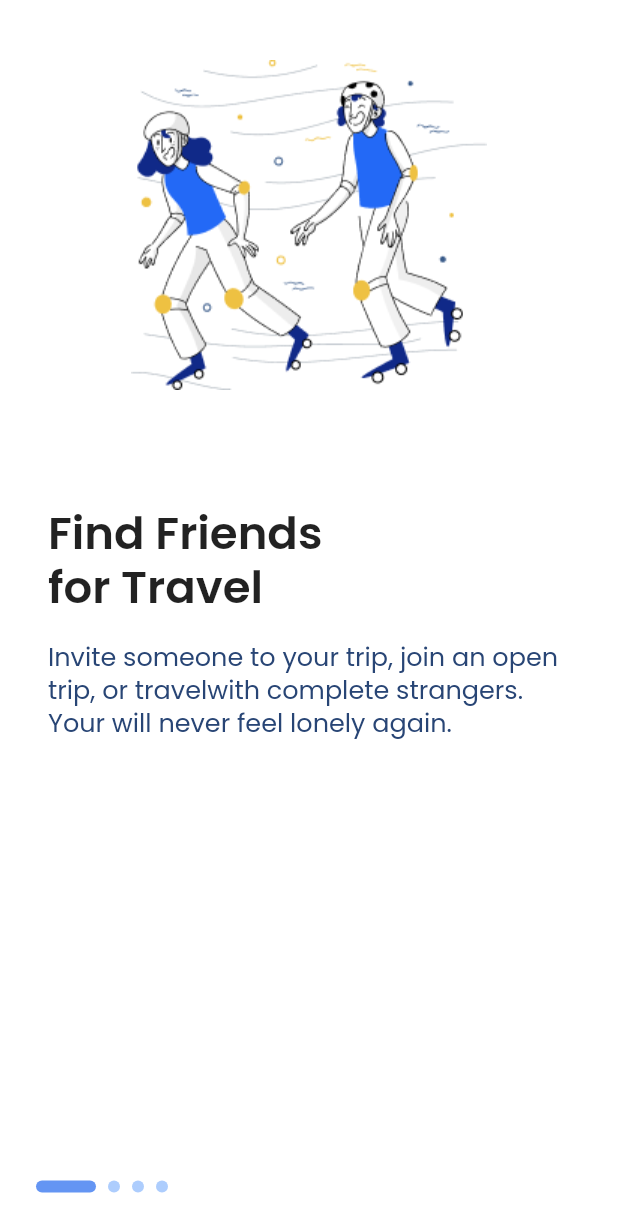
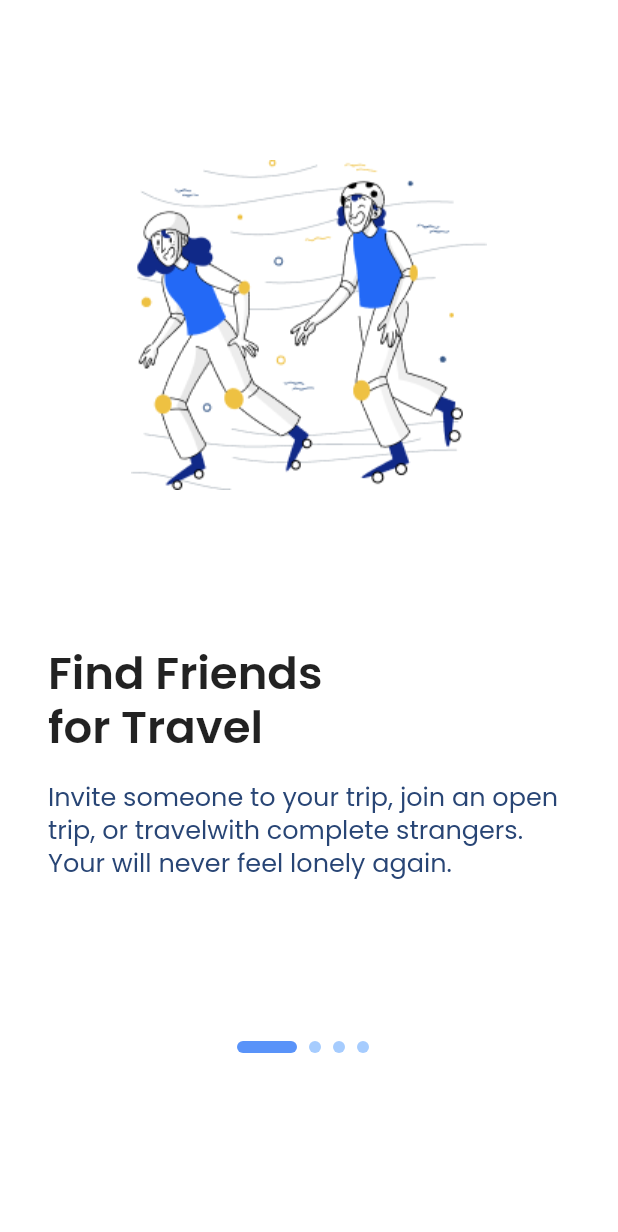
Before and after one commit to ashidiqidimas/gather, a Flutter app: the screen it shows after launch, on a phone screen of 412 x 824 dp. Shown: the top 1232 px of the screen. Run offline on Flutter 3.47's test engine with Material 2 defaults, Android fonts, the phone set to English and light mode, and no system bars; drawn by our look-alikes of smooth_page_indicator.

Commit message:
Added bacl button

```diff
--- a/lib/ui/screens/on_boarding_screen.dart
+++ b/lib/ui/screens/on_boarding_screen.dart
@@ -1,7 +1,7 @@
 import 'package:flutter/material.dart';
 import 'package:smooth_page_indicator/smooth_page_indicator.dart';
 
-import '../styles/gather_text_style.dart';
+import '../styles/all_styles.dart';
 
 class OnBoardingScreen extends StatefulWidget {
   const OnBoardingScreen({Key? key}) : super(key: key);
@@ -11,17 +11,18 @@ class OnBoardingScreen extends StatefulWidget {
 }
 
 class _OnBoardingScreenState extends State<OnBoardingScreen> {
-  late PageController controller;
+  late PageController _controller;
+  int _pageIndex = 0;
 
   @override
   void initState() {
-    controller = PageController(initialPage: 0);
+    _controller = PageController(initialPage: 0);
     super.initState();
   }
 
   @override
   void dispose() {
-    controller.dispose();
+    _controller.dispose();
     super.dispose();
   }
 
@@ -34,7 +35,12 @@ class _OnBoardingScreenState extends State<OnBoardingScreen> {
             bottom: 130,
           ),
           child: PageView(
-            controller: controller,
+            onPageChanged: (index) {
+              setState(() {
+                _pageIndex = index;
+              });
+            },
+            controller: _controller,
             children: [
               buildOnBoardingPage(
                   image: 'assets/shared/images/on_boarding_img_1.png',
@@ -43,21 +49,21 @@ class _OnBoardingScreenState extends State<OnBoardingScreen> {
                       'Invite someone to your trip, join an open trip, or travel'
                       'with complete strangers. Your will never feel lonely again.'),
               buildOnBoardingPage(
-                image: 'assets/shared/images/on_boarding_img_1.png',
+                image: 'assets/shared/images/on_boarding_img_2.png',
                 title: 'Find Hidden\nGems Near You',
                 description:
                     'See places your friends travel to or explore what is '
                     'trending near you. You will never running out of places to go.',
               ),
               buildOnBoardingPage(
-                image: 'assets/shared/images/on_boarding_img_1.png',
+                image: 'assets/shared/images/on_boarding_img_3.png',
                 title: 'Book Ticket\nEasily',
                 description:
                     'Book your ticket with one click at home, then scan your '
                     'e-ticket at the locket. Travel can’t get easier than this.',
               ),
               buildOnBoardingPage(
-                  image: 'assets/shared/images/on_boarding_img_1.png',
+                  image: 'assets/shared/images/on_boarding_img_4.png',
                   title: 'Pay Split Bills\nEasily',
                   description:
                       'We automatically calculate the bills and charge everyone for '
@@ -80,15 +86,11 @@ class _OnBoardingScreenState extends State<OnBoardingScreen> {
       child: Column(
         mainAxisAlignment: MainAxisAlignment.start,
         children: [
-          const SizedBox(
-            height: 40,
-          ),
+          const Spacer(),
           Image.asset(
             image,
           ),
-          const SizedBox(
-            height: 80,
-          ),
+          const Spacer(),
           Column(
             crossAxisAlignment: CrossAxisAlignment.start,
             children: [
@@ -106,6 +108,7 @@ class _OnBoardingScreenState extends State<OnBoardingScreen> {
               ),
             ],
           ),
+          const Spacer(),
         ],
       ),
     );
@@ -116,37 +119,74 @@ class _OnBoardingScreenState extends State<OnBoardingScreen> {
       padding: const EdgeInsets.only(
         right: 32,
         left: 24,
-        bottom: 29,
+        bottom: 24,
       ),
       color: Colors.white,
       height: 130,
       child: Column(
-        mainAxisAlignment: MainAxisAlignment.end,
+        mainAxisAlignment: MainAxisAlignment.start,
         children: [
-          buildSmoothPageIndicator(),
+          Center(
+            child: buildSmoothPageIndicator(),
+          ),
+          const SizedBox(
+            height: 40,
+          ),
+          Row(
+            mainAxisAlignment: MainAxisAlignment.spaceBetween,
+            children: [
+              AnimatedCrossFade(
+                firstCurve: Curves.easeIn,
+                secondCurve: Curves.easeIn,
+                crossFadeState: _pageIndex == 0
+                    ? CrossFadeState.showFirst
+                    : CrossFadeState.showSecond,
+                duration: const Duration(milliseconds: 200),
+                firstChild: const SizedBox(
+                  width: 58,
+                  height: 50,
+                ),
+                secondChild: TextButton(
+                  onPressed: () => _controller.previousPage(
+                    duration: const Duration(milliseconds: 200),
+                    curve: Curves.easeIn,
+                  ),
+                  child: Text(
+                    'Back',
+                    style: GatherTextStyle.button2(context).copyWith(
+                      color: GatherColor.grey,
+                    ),
+                  ),
+                  style: TextButton.styleFrom(
+                    minimumSize: const Size(58, 50),
+                  ),
+                ),
+              ),
+            ],
+          ),
         ],
       ),
     );
   }
 
-  SmoothPageIndicator buildSmoothPageIndicator() {
+  Widget buildSmoothPageIndicator() {
     return SmoothPageIndicator(
       onDotClicked: (index) {
-        controller.animateToPage(
+        _controller.animateToPage(
           index,
           duration: const Duration(milliseconds: 200),
           curve: Curves.easeIn,
         );
       },
-      effect: const ExpandingDotsEffect(
+      effect: ExpandingDotsEffect(
         expansionFactor: 5,
         spacing: 8,
         dotHeight: 8,
         dotWidth: 8,
-        activeDotColor: Color.fromRGBO(100, 149, 243, 1),
-        dotColor: Color.fromRGBO(173, 205, 253, 1),
+        activeDotColor: GatherColor.primarySwatch[400]!,
+        dotColor: GatherColor.primarySwatch[200]!,
       ),
-      controller: controller,
+      controller: _controller,
       count: 4,
     );
   }
--- /dev/null
+++ b/lib/ui/styles/all_styles.dart
@@ -0,0 +1,3 @@
+export 'colors/all_colors.dart';
+export 'gather_text_style.dart';
+export 'gather_theme.dart';
--- /dev/null
+++ b/lib/ui/styles/colors/all_colors.dart
@@ -0,0 +1,2 @@
+export 'gather_color.dart';
+export 'gather_text_color.dart';
--- a/lib/ui/styles/colors/gather_color.dart
+++ b/lib/ui/styles/colors/gather_color.dart
@@ -2,18 +2,20 @@ import 'package:flutter/material.dart';
 
 class GatherColor {
   static const Map<int, Color> primarySwatch = {
-    100: Color(0x00d2e7fe),
-    200: Color(0x00a6ccfe),
-    300: Color(0x007aaefc),
-    400: Color(0x005993f9),
-    500: Color(0x002369f6),
-    600: Color(0x001950d3),
-    700: Color(0x00113bb1),
-    800: Color(0x000b298e),
-    900: Color(0x00061c76),
+    100: Color(0xffd2e7fe),
+    200: Color(0xffa6ccfe),
+    300: Color(0xff7aaefc),
+    400: Color(0xff5993f9),
+    500: Color(0xff2369f6),
+    600: Color(0xff1950d3),
+    700: Color(0xff113bb1),
+    800: Color(0xff0b298e),
+    900: Color(0xff061c76),
   };
 
   static const Color secondary = Color(0x00eec142);
 
   static const Color neutral = Color.fromRGBO(201, 209, 215, 1);
+
+  static const Color grey = Color(0xFF65778B);
 }
--- a/lib/ui/styles/gather_text_style.dart
+++ b/lib/ui/styles/gather_text_style.dart
@@ -3,6 +3,7 @@ import 'package:flutter/material.dart';
 import 'package:gather/ui/styles/colors/gather_color.dart';
 
 class GatherTextStyle {
+  /// Use for on boarding title
   static TextStyle title1(BuildContext context) {
     return Theme.of(context).textTheme.labelLarge!.copyWith(
       fontSize: 30,
@@ -16,13 +17,22 @@ class GatherTextStyle {
   static TextStyle subhead2(BuildContext context) {
     return Theme.of(context).textTheme.titleLarge!.copyWith(
           fontSize: 17,
-          height: 1.29,
+          height: 1.294,
           fontWeight: FontWeight.w600,
           letterSpacing: 0.5,
         );
   }
 
-  static TextStyle callToAction3(BuildContext context) {
+  static TextStyle button2(BuildContext context) {
+    return Theme.of(context).textTheme.labelLarge!.copyWith(
+      fontSize: 17,
+      height: 1.294,
+      fontWeight: FontWeight.w500,
+      letterSpacing: 0,
+    );
+  }
+
+  static TextStyle button3(BuildContext context) {
     return Theme.of(context).textTheme.labelLarge!.copyWith(
           fontSize: 15,
           height: 1.466,
--- a/lib/ui/widgets/components/post_card.dart
+++ b/lib/ui/widgets/components/post_card.dart
@@ -153,7 +153,7 @@ Widget buildCardFooter(BuildContext context) {
         onPressed: () => debugPrint('See package pressed'),
         child: Text(
           'See Package',
-          style: GatherTextStyle.callToAction3(context),
+          style: GatherTextStyle.button3(context),
         ),
         style: ButtonStyle(
           foregroundColor: MaterialStateProperty.all(Colors.white),
```
Also changed, not shown: assets/shared/images/2.0x/on_boarding_img_2.png (added), assets/shared/images/2.0x/on_boarding_img_3.png (added), assets/shared/images/2.0x/on_boarding_img_4.png (added), assets/shared/images/3.0x/on_boarding_img_2.png (added), assets/shared/images/3.0x/on_boarding_img_3.png (added), assets/shared/images/3.0x/on_boarding_img_4.png (added), assets/shared/images/4.0x/on_boarding_img_2.png (added), assets/shared/images/4.0x/on_boarding_img_3.png (added), assets/shared/images/4.0x/on_boarding_img_4.png (added), assets/shared/images/on_boarding_img_2.png (added), assets/shared/images/on_boarding_img_3.png (added), assets/shared/images/on_boarding_img_4.png (added).
